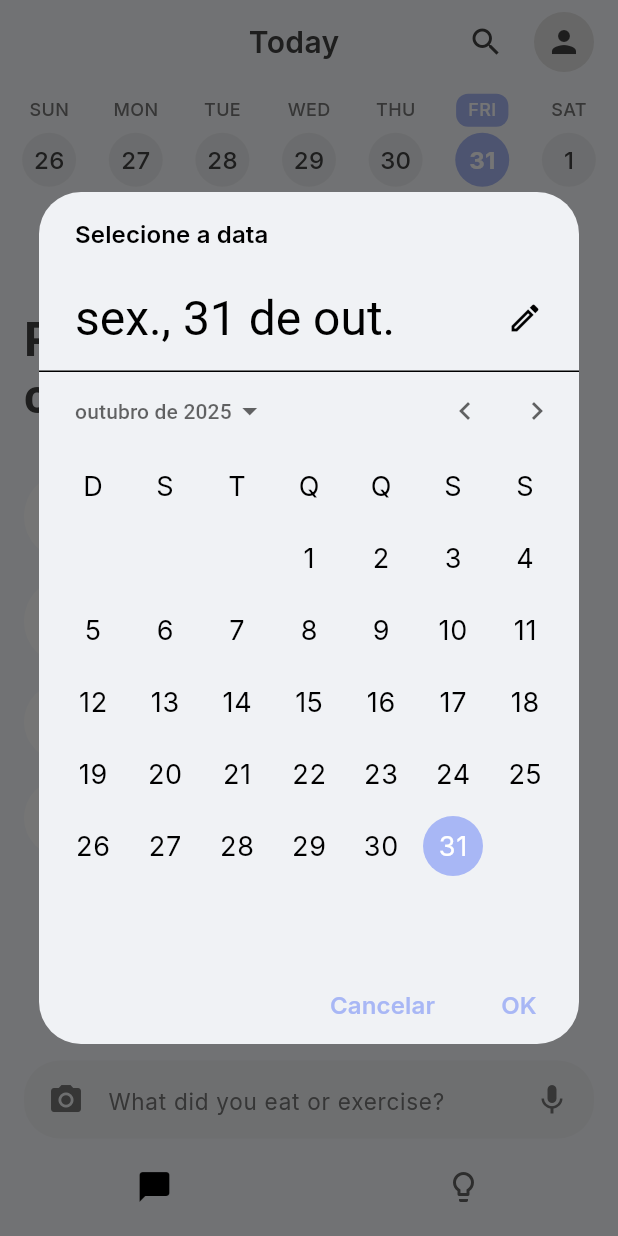
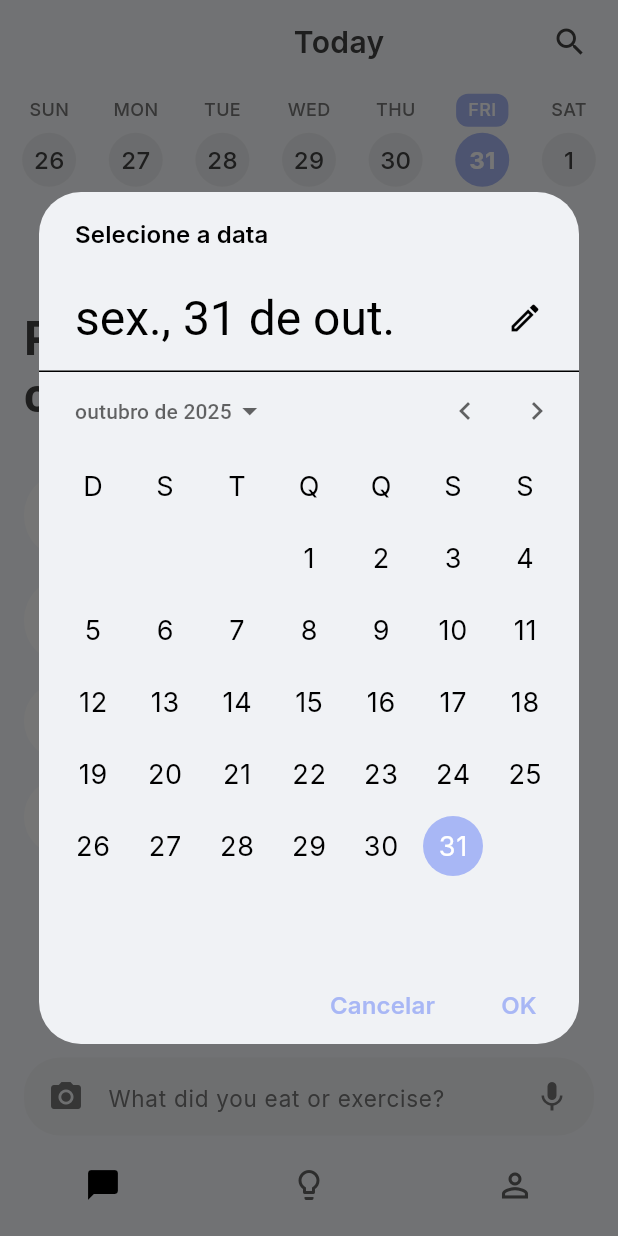
Before and after one commit to fabiano-araujo/nutro_ai, a Flutter app: the screen it shows after launch, after a tap on "Today", on a phone screen of 412 x 824 dp. Run offline on Flutter 3.47's test engine with Material 3 defaults, Android fonts, the phone set to English and light mode, and no system bars; our stand-ins replace assets_audio_player, camera, file_picker, fl_chart, flutter_secure_storage, flutter_tts and 14 more; missing offline and left inert: dart:html, flutter_inappwebview, flutter_math_fork, google_mlkit_text_recognition, in_app_purchase_android, record and 3 more; accounts and stored records are empty; network calls fail.

Commit message:
Move profile icon from weekly calendar to navbar
- Remove profile icon and related parameters from WeeklyCalendar widget
- Add ProfileTabWrapper to handle authenticated/unauthenticated states
- Add profile icon as third item in BottomNavigationBar
- Profile icon shows user photo when authenticated or default icon when not
- Improves navigation UX by keeping profile consistently accessible

```diff
--- a/lib/screens/ai_tutor_screen.dart
+++ b/lib/screens/ai_tutor_screen.dart
@@ -962,7 +962,6 @@ class AITutorScreenState extends State<AITutorScreen>
                   // Calendário semanal
                   Consumer<DailyMealsProvider>(
                     builder: (context, mealsProvider, child) {
-                      final authService = Provider.of<AuthService>(context);
                       return WeeklyCalendar(
                         selectedDate: mealsProvider.selectedDate,
                         onDaySelected: (date) async {
@@ -979,18 +978,6 @@ class AITutorScreenState extends State<AITutorScreen>
                             ),
                           );
                         },
-                        onProfilePressed: () {
-                          final authService = Provider.of<AuthService>(context, listen: false);
-                          Navigator.push(
-                            context,
-                            MaterialPageRoute(
-                              builder: (context) => authService.isAuthenticated
-                                  ? const ProfileScreen()
-                                  : const LoginScreen(),
-                            ),
-                          );
-                        },
-                        profileImageUrl: authService.currentUser?.photo,
                       );
                     },
                   ),
--- a/lib/screens/main_navigation.dart
+++ b/lib/screens/main_navigation.dart
@@ -1,9 +1,13 @@
 import 'package:flutter/material.dart';
+import 'package:provider/provider.dart';
 import 'tools_screen.dart';
 import 'ai_tutor_screen.dart';
+import 'profile_screen.dart';
+import 'login_screen.dart';
 import '../theme/app_theme.dart';
 import '../i18n/app_localizations_extension.dart';
 import '../services/rate_app_service.dart';
+import '../services/auth_service.dart';
 
 // Controlador global para gerenciar a navegau00e7u00e3o entre abas
 class NavigationController {
@@ -26,6 +30,22 @@ class NavigationController {
 }
 
 final navigationController = NavigationController();
+
+// Wrapper para a tela de perfil que decide qual tela mostrar
+class ProfileTabWrapper extends StatelessWidget {
+  const ProfileTabWrapper({Key? key}) : super(key: key);
+
+  @override
+  Widget build(BuildContext context) {
+    return Consumer<AuthService>(
+      builder: (context, authService, child) {
+        return authService.isAuthenticated
+            ? const ProfileScreen()
+            : const LoginScreen();
+      },
+    );
+  }
+}
 
 class MainNavigation extends StatefulWidget {
   const MainNavigation({Key? key}) : super(key: key);
@@ -74,7 +94,40 @@ class _MainNavigationState extends State<MainNavigation> {
   final List<Widget> _screens = [
     AITutorScreen(), // Chat com IA integrado diretamente - PRIMEIRA ABA
     ToolsScreen(), // Ferramentas (Tools) - Dark theme
+    ProfileTabWrapper(), // Perfil/Login - TERCEIRA ABA
   ];
+
+  // Método para construir o ícone de perfil
+  Widget _buildProfileIcon(AuthService authService, bool isSelected, bool isDarkMode) {
+    final hasPhoto = authService.currentUser?.photo != null &&
+                      authService.currentUser!.photo!.isNotEmpty;
+
+    if (hasPhoto) {
+      return Container(
+        width: 30,
+        height: 30,
+        decoration: BoxDecoration(
+          shape: BoxShape.circle,
+          border: Border.all(
+            color: isSelected
+                ? (isDarkMode ? Colors.white : Colors.black)
+                : (isDarkMode ? Colors.grey[600]! : Colors.grey[700]!),
+            width: isSelected ? 2.5 : 2,
+          ),
+        ),
+        child: CircleAvatar(
+          radius: 13,
+          backgroundImage: NetworkImage(authService.currentUser!.photo!),
+          backgroundColor: Colors.transparent,
+        ),
+      );
+    } else {
+      return Icon(
+        isSelected ? Icons.person : Icons.person_outline,
+        size: 26,
+      );
+    }
+  }
 
   @override
   Widget build(BuildContext context) {
@@ -117,7 +170,9 @@ class _MainNavigationState extends State<MainNavigation> {
           index: _currentIndex,
           children: _screens,
         ),
-        bottomNavigationBar: BottomNavigationBar(
+        bottomNavigationBar: Consumer<AuthService>(
+          builder: (context, authService, child) {
+            return BottomNavigationBar(
               currentIndex: _currentIndex,
               onTap: (index) {
                 navigationController.changeTab(index);
@@ -140,7 +195,14 @@ class _MainNavigationState extends State<MainNavigation> {
                   activeIcon: Icon(Icons.lightbulb),
                   label: '',
                 ),
+                BottomNavigationBarItem(
+                  icon: _buildProfileIcon(authService, false, isDarkMode),
+                  activeIcon: _buildProfileIcon(authService, true, isDarkMode),
+                  label: '',
+                ),
               ],
+            );
+          },
         ),
       ),
     );
--- a/lib/widgets/weekly_calendar.dart
+++ b/lib/widgets/weekly_calendar.dart
@@ -7,16 +7,12 @@ class WeeklyCalendar extends StatefulWidget {
   final Function(DateTime)? onDaySelected;
   final DateTime? selectedDate;
   final VoidCallback? onSearchPressed;
-  final VoidCallback? onProfilePressed;
-  final String? profileImageUrl;
 
   const WeeklyCalendar({
     Key? key,
     this.onDaySelected,
     this.selectedDate,
     this.onSearchPressed,
-    this.onProfilePressed,
-    this.profileImageUrl,
   }) : super(key: key);
 
   @override
@@ -224,9 +220,9 @@ class _WeeklyCalendarState extends State<WeeklyCalendar> {
                 ),
               ),
 
-              // Ícones à direita (pesquisa e perfil)
+              // Ícone à direita (pesquisa)
               SizedBox(
-                width: 110,
+                width: 50,
                 child: Row(
                   mainAxisAlignment: MainAxisAlignment.end,
                   children: [
@@ -240,27 +236,6 @@ class _WeeklyCalendarState extends State<WeeklyCalendar> {
                         onPressed: widget.onSearchPressed,
                         padding: EdgeInsets.zero,
                         constraints: BoxConstraints(),
-                      ),
-                    if (widget.onProfilePressed != null)
-                      Padding(
-                        padding: EdgeInsets.only(left: 8, right: 8),
-                        child: GestureDetector(
-                          onTap: widget.onProfilePressed,
-                          child: CircleAvatar(
-                            radius: 20,
-                            backgroundColor: isDarkMode ? Colors.grey[700] : Colors.grey[300],
-                            backgroundImage: widget.profileImageUrl != null && widget.profileImageUrl!.isNotEmpty
-                                ? NetworkImage(widget.profileImageUrl!)
-                                : null,
-                            child: widget.profileImageUrl == null || widget.profileImageUrl!.isEmpty
-                                ? Icon(
-                                    Icons.person,
-                                    size: 24,
-                                    color: isDarkMode ? Colors.white : AppTheme.textPrimaryColor,
-                                  )
-                                : null,
-                          ),
-                        ),
                       ),
                   ],
                 ),
```
Lines whose indentation alone changed are shown as unchanged.
